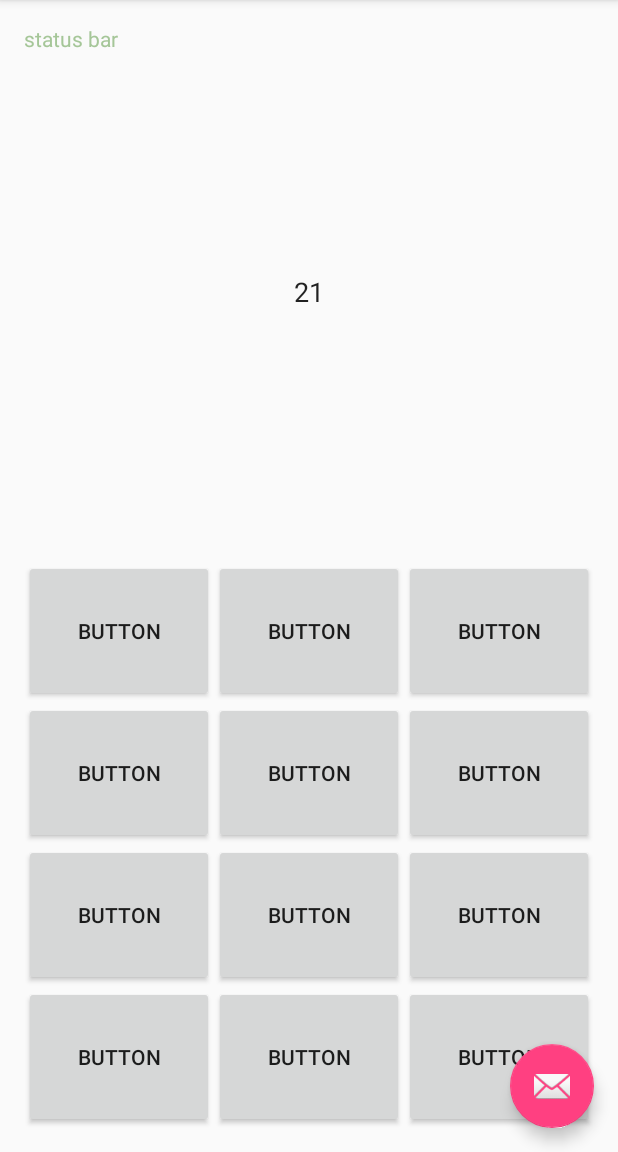
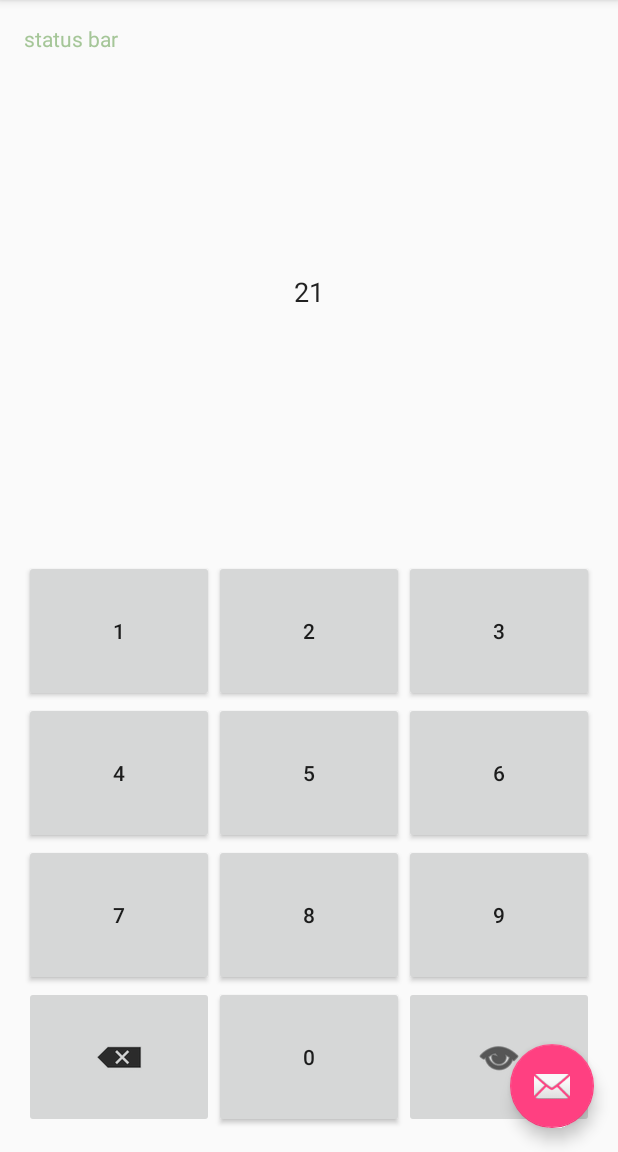
Before and after one commit to hberenger/exporizon, an Android app: the screen it shows after launch (HomeActivity), on a phone screen of 412 x 824 dp, the part 84-1236 px from its top. Run offline under Robolectric (Android 15) with nearby library versions, the phone set to English and light mode, and no system bars; our stand-ins replace ButterKnife; libraries missing offline, so code that uses them is left out: org.altbeacon.beacon; 3 statements that could not run were skipped.

Commit message:
Skin the virtual keyboard

```diff
--- /dev/null
+++ b/app/src/main/java/com/bureau/nocomment/exporizon/view/KeyboardImageButton.java
@@ -0,0 +1,34 @@
+package com.bureau.nocomment.exporizon.view;
+
+import android.annotation.TargetApi;
+import android.content.Context;
+import android.os.Build;
+import android.util.AttributeSet;
+import android.widget.ImageButton;
+
+public class KeyboardImageButton extends ImageButton {
+    public KeyboardImageButton(Context context) {
+        super(context);
+    }
+
+    public KeyboardImageButton(Context context, AttributeSet attrs) {
+        super(context, attrs);
+    }
+
+    public KeyboardImageButton(Context context, AttributeSet attrs, int defStyleAttr) {
+        super(context, attrs, defStyleAttr);
+    }
+
+    @TargetApi(Build.VERSION_CODES.LOLLIPOP)
+    public KeyboardImageButton(Context context, AttributeSet attrs, int defStyleAttr, int defStyleRes) {
+        super(context, attrs, defStyleAttr, defStyleRes);
+    }
+
+    @Override
+    public void onMeasure(int widthMeasureSpec, int heightMeasureSpec) {
+        super.onMeasure(widthMeasureSpec, widthMeasureSpec);
+        int width = MeasureSpec.getSize(widthMeasureSpec);
+        int height = width * 3 / 4;
+        setMeasuredDimension(width, height); // make it square
+    }
+}
--- a/app/src/main/res/layout/content_main.xml
+++ b/app/src/main/res/layout/content_main.xml
@@ -53,21 +53,21 @@
         android:layout_above="@+id/line2" >
 
         <com.bureau.nocomment.exporizon.view.KeyboardButton
-            android:text="Button"
+            android:text="1"
             android:id="@+id/button1"
             android:layout_width="0dp"
             android:layout_weight="1"
             android:layout_height="wrap_content" />
 
         <com.bureau.nocomment.exporizon.view.KeyboardButton
-            android:text="Button"
+            android:text="2"
             android:id="@+id/button2"
             android:layout_width="0dp"
             android:layout_weight="1"
             android:layout_height="wrap_content"/>
 
         <com.bureau.nocomment.exporizon.view.KeyboardButton
-            android:text="Button"
+            android:text="3"
             android:id="@+id/button3"
             android:layout_width="0dp"
             android:layout_weight="1"
@@ -81,21 +81,21 @@
         android:layout_above="@+id/line3">
 
         <com.bureau.nocomment.exporizon.view.KeyboardButton
-            android:text="Button"
+            android:text="4"
             android:id="@+id/button4"
             android:layout_width="0dp"
             android:layout_weight="1"
             android:layout_height="wrap_content" />
 
         <com.bureau.nocomment.exporizon.view.KeyboardButton
-            android:text="Button"
+            android:text="5"
             android:id="@+id/button5"
             android:layout_width="0dp"
             android:layout_weight="1"
             android:layout_height="wrap_content"/>
 
         <com.bureau.nocomment.exporizon.view.KeyboardButton
-            android:text="Button"
+            android:text="6"
             android:id="@+id/button6"
             android:layout_width="0dp"
             android:layout_weight="1"
@@ -109,21 +109,21 @@
         android:layout_above="@+id/line4">
 
         <com.bureau.nocomment.exporizon.view.KeyboardButton
-            android:text="Button"
+            android:text="7"
             android:id="@+id/button7"
             android:layout_width="0dp"
             android:layout_weight="1"
             android:layout_height="wrap_content" />
 
         <com.bureau.nocomment.exporizon.view.KeyboardButton
-            android:text="Button"
+            android:text="8"
             android:id="@+id/button8"
             android:layout_width="0dp"
             android:layout_weight="1"
             android:layout_height="wrap_content"/>
 
         <com.bureau.nocomment.exporizon.view.KeyboardButton
-            android:text="Button"
+            android:text="9"
             android:id="@+id/button9"
             android:layout_width="0dp"
             android:layout_weight="1"
@@ -136,26 +136,28 @@
         android:layout_height="wrap_content"
         android:layout_alignParentBottom="true">
 
-        <com.bureau.nocomment.exporizon.view.KeyboardButton
-            android:text="Button"
+        <com.bureau.nocomment.exporizon.view.KeyboardImageButton
             android:id="@+id/buttonBack"
             android:layout_width="0dp"
             android:layout_weight="1"
-            android:layout_height="wrap_content" />
+            android:layout_height="wrap_content"
+            android:tint="@color/colorKeyboard"
+            android:src="@android:drawable/ic_input_delete" />
 
         <com.bureau.nocomment.exporizon.view.KeyboardButton
-            android:text="Button"
+            android:text="0"
             android:id="@+id/button0"
             android:layout_width="0dp"
             android:layout_weight="1"
             android:layout_height="wrap_content"/>
 
-        <com.bureau.nocomment.exporizon.view.KeyboardButton
-            android:text="Button"
+        <com.bureau.nocomment.exporizon.view.KeyboardImageButton
             android:id="@+id/buttonOK"
             android:layout_width="0dp"
             android:layout_weight="1"
-            android:layout_height="wrap_content" />
+            android:layout_height="wrap_content"
+            android:tint="@color/colorKeyboard"
+            android:src="@android:drawable/ic_menu_view"/>
     </LinearLayout>
 
 </RelativeLayout>
--- a/app/src/main/res/values/colors.xml
+++ b/app/src/main/res/values/colors.xml
@@ -4,4 +4,5 @@
     <color name="colorPrimaryDark">#303F9F</color>
     <color name="colorAccent">#FF4081</color>
     <color name="colorStatusBar">#a5c698</color>
+    <color name="colorKeyboard">#000000</color>
 </resources>
```
